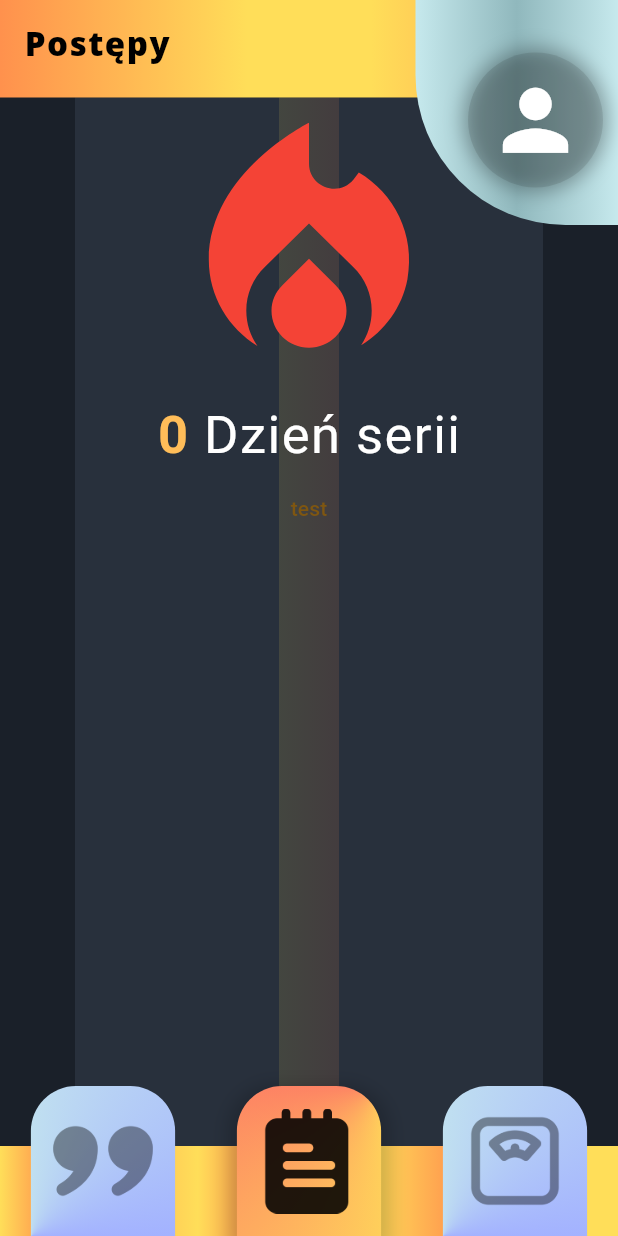
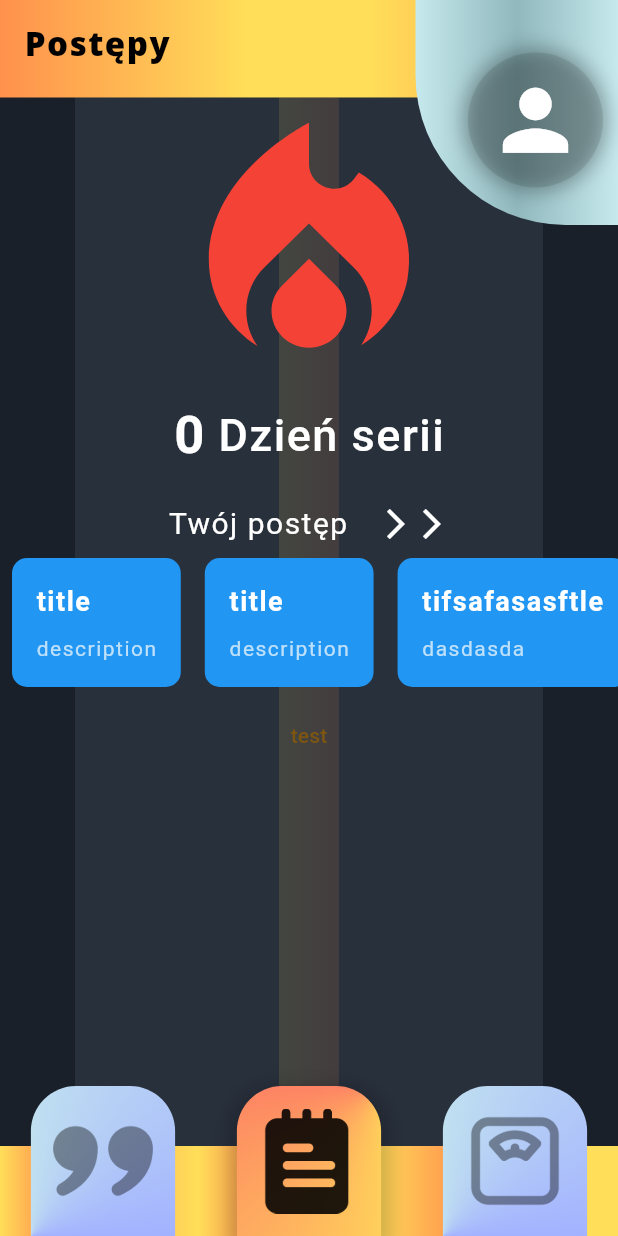
Before and after one commit to kluchoo/DoIt, a Flutter app: the Home screen opened directly, item 2 of the bottom bar chosen, after a tap on "test", on a phone screen of 412 x 824 dp. Run offline on Flutter 3.47's test engine with Material 3 defaults, Android fonts, the phone set to English and light mode, and no system bars; our stand-ins replace camera, cloud_firestore, file_picker, firebase_auth, firebase_core, flutter_card_swiper and 4 more; accounts and stored records are empty; statements that could not run were skipped.

Commit message:
Lista postępów

```diff
--- a/lib/main.dart
+++ b/lib/main.dart
@@ -18,7 +18,6 @@ void main() async {
 
   AppUser? user = AuthService.getCurrentUser();
   if (user != null) {
-    debugPrint('User is already logged in ' + user.email);
     runApp(
       const ProviderScope(
         child: SessionLogin(),
--- /dev/null
+++ b/lib/models/progress_model.dart
@@ -0,0 +1,42 @@
+import 'dart:typed_data';
+
+import 'package:flutter/material.dart';
+
+class Progress extends ChangeNotifier {
+  final String title;
+  final String description;
+  final Uint8List? image;
+  final IconData? icon;
+
+  Progress(
+      {required this.title, required this.description, this.image, this.icon});
+}
+
+class ProgressNotifier extends ChangeNotifier {
+  List<Progress> progressData = [];
+
+  void updateProgress(List<Progress> newProgress) {
+    progressData = newProgress;
+    notifyListeners();
+  }
+
+  void addProgress(Progress newProgress) {
+    progressData.add(newProgress);
+    notifyListeners();
+  }
+}
+
+final List<Progress> progressData = [
+  Progress(
+    title: 'title',
+    description: 'description',
+    image: null,
+    icon: null,
+  ),
+  Progress(
+    title: 'title',
+    description: 'description',
+    image: null,
+    icon: null,
+  ),
+];
--- a/lib/providers/home_page_providers.dart
+++ b/lib/providers/home_page_providers.dart
@@ -1,4 +1,5 @@
 import 'package:do_it/models/app_user.dart';
+import 'package:do_it/models/progress_model.dart';
 import 'package:do_it/models/quote_model.dart';
 import 'package:flutter/material.dart';
 import 'package:flutter_riverpod/flutter_riverpod.dart';
@@ -13,6 +14,10 @@ final quotesProvider = ChangeNotifierProvider((ref) {
 
 final titleProvider = ChangeNotifierProvider((ref) {
   return TitleProvider();
+});
+
+final progressProvider = ChangeNotifierProvider((ref) {
+  return ProgressNotifier();
 });
 
 class TitleProvider extends ChangeNotifier {
--- a/lib/strony/aplikacja/progressDocumentations.dart
+++ b/lib/strony/aplikacja/progressDocumentations.dart
@@ -1,3 +1,4 @@
+import 'package:do_it/models/progress_model.dart';
 import 'package:do_it/providers/home_page_providers.dart';
 import 'package:do_it/theme.dart';
 import 'package:flutter/material.dart';
@@ -22,11 +23,14 @@ class _ProgressdocumentationsState
 
   Future<void> _initializeSeria() async {
     seria = await ref.read(appUserProvider).dayStrikeUpdate();
+    ref.read(progressProvider).updateProgress(progressData);
     setState(() {});
   }
 
   @override
   Widget build(BuildContext context) {
+    final ProgressNotifier progressNotifier = ref.watch(progressProvider);
+
     return Column(
       children: [
         Center(
@@ -43,22 +47,98 @@ class _ProgressdocumentationsState
                   Text(seria.toString(),
                       style: TextStyle(
                           fontSize: 35,
-                          color: AppColors.primaryColor,
+                          color: seria < 10
+                              ? Colors.white
+                              : seria < 20
+                                  ? Colors.yellow
+                                  : seria < 30
+                                      ? Colors.orange
+                                      : Colors.purple,
                           fontWeight: FontWeight.bold)),
                   const Text(
                     " Dzień serii",
                     style: TextStyle(
-                      fontSize: 35,
+                      fontSize: 30,
+                      fontWeight: FontWeight.w500,
                       color: Colors.white,
                     ),
                   )
                 ],
               ),
+              const SizedBox(
+                height: 20,
+              ),
+              const Row(
+                mainAxisSize: MainAxisSize.min,
+                children: [
+                  Text(
+                    "Twój postęp",
+                    style: TextStyle(
+                      fontSize: 20,
+                      color: Colors.white,
+                    ),
+                  ),
+                  SizedBox(
+                    width: 20,
+                  ),
+                  Icon(
+                    Icons.arrow_forward_ios,
+                    color: Colors.white,
+                  ),
+                  Icon(
+                    Icons.arrow_forward_ios,
+                    color: Colors.white,
+                  )
+                ],
+              ),
+              SingleChildScrollView(
+                scrollDirection: Axis.horizontal,
+                child: Row(
+                  children: [
+                    // for (var progress
+                    //     in ref.watch(progressProvider).progressData)
+                    for (var progress in progressNotifier.progressData)
+                      Container(
+                        margin: const EdgeInsets.all(8.0),
+                        padding: const EdgeInsets.all(16.0),
+                        decoration: BoxDecoration(
+                          color: Colors.blue,
+                          borderRadius: BorderRadius.circular(10.0),
+                        ),
+                        child: Column(
+                          crossAxisAlignment: CrossAxisAlignment.start,
+                          children: [
+                            Text(
+                              progress.title,
+                              style: const TextStyle(
+                                fontSize: 18.0,
+                                fontWeight: FontWeight.bold,
+                                color: Colors.white,
+                              ),
+                            ),
+                            const SizedBox(height: 8.0),
+                            Text(
+                              progress.description,
+                              style: const TextStyle(
+                                fontSize: 14.0,
+                                color: Colors.white70,
+                              ),
+                            ),
+                          ],
+                        ),
+                      )
+                  ],
+                ),
+              ),
               TextButton(
                   onPressed: () {
-                    ref.read(appUserProvider).dayStrikeUpdate();
+                    ref.read(progressProvider).addProgress(Progress(
+                        title: 'tifsafasasftle',
+                        description: 'dasdasda',
+                        image: null,
+                        icon: null));
                   },
-                  child: Text('test'))
+                  child: Text('test')),
             ],
           ),
         )
```
